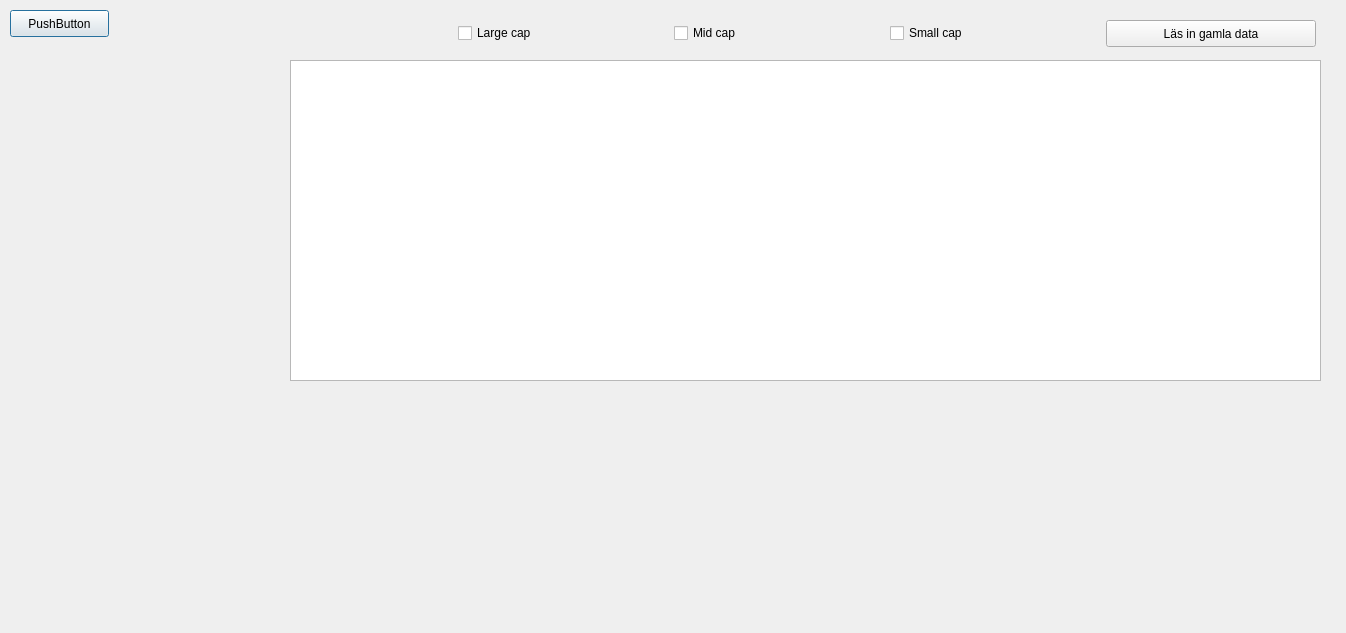
Qt form leastsquarestadlg.ui (ralex1975/jackStock) before a commit.
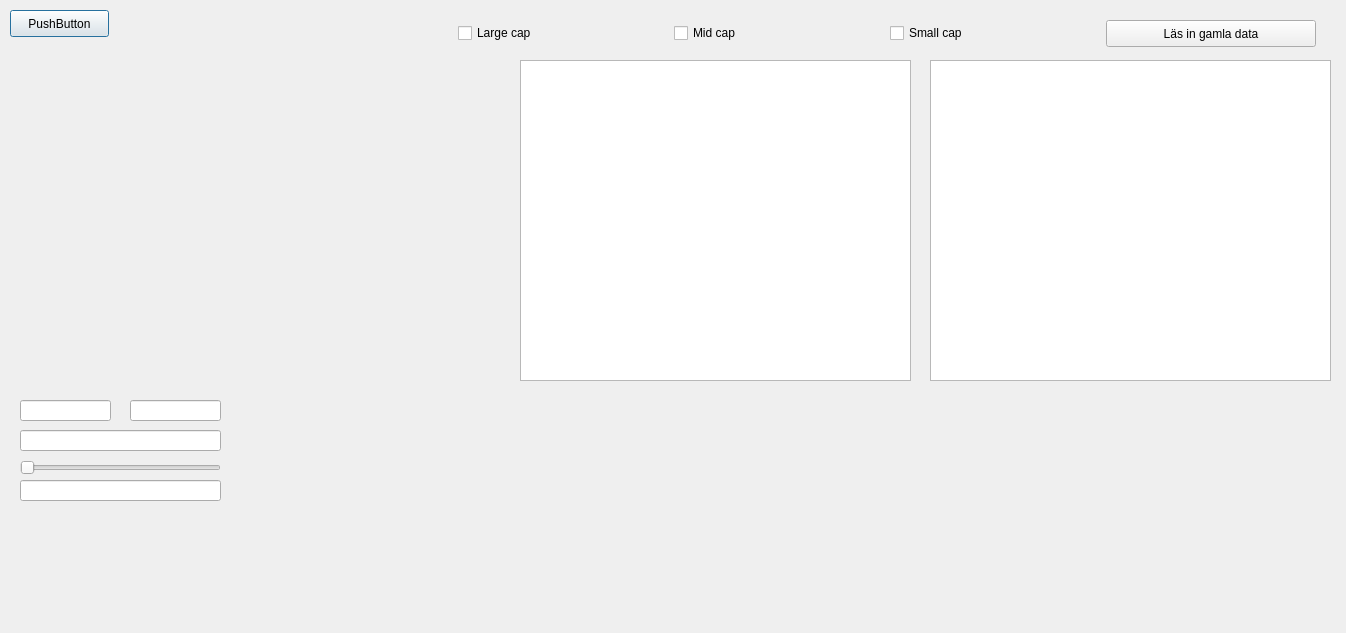
The same form after that commit. Custom widgets are drawn as their Qt base class.

Commit message: First version Least squart ta. Fixed filter function in Nyckeltal tab

Diff of the .ui file:
```diff
--- a/leastsquarestadlg.ui
+++ b/leastsquarestadlg.ui
@@ -29,12 +29,17 @@
   <widget class="QTableView" name="tableViewLeastSquare">
    <property name="geometry">
     <rect>
-     <x>290</x>
+     <x>520</x>
      <y>60</y>
-     <width>1031</width>
+     <width>391</width>
      <height>321</height>
     </rect>
    </property>
+   <property name="font">
+    <font>
+     <pointsize>9</pointsize>
+    </font>
+   </property>
   </widget>
   <widget class="QCheckBox" name="largeCapCheckBox">
    <property name="geometry">
@@ -88,7 +93,136 @@
     <string>Small cap</string>
    </property>
   </widget>
+  <widget class="QTableView" name="tableViewLeastSquare_2">
+   <property name="geometry">
+    <rect>
+     <x>930</x>
+     <y>60</y>
+     <width>401</width>
+     <height>321</height>
+    </rect>
+   </property>
+   <property name="font">
+    <font>
+     <pointsize>9</pointsize>
+    </font>
+   </property>
+  </widget>
+  <widget class="QwtPlot" name="qwtPlotLSqr">
+   <property name="geometry">
+    <rect>
+     <x>20</x>
+     <y>60</y>
+     <width>481</width>
+     <height>331</height>
+    </rect>
+   </property>
+   <property name="font">
+    <font>
+     <pointsize>9</pointsize>
+    </font>
+   </property>
+  </widget>
+  <widget class="QLineEdit" name="setStartDateLineEditLSqrt">
+   <property name="geometry">
+    <rect>
+     <x>20</x>
+     <y>400</y>
+     <width>91</width>
+     <height>21</height>
+    </rect>
+   </property>
+   <property name="font">
+    <font>
+     <pointsize>11</pointsize>
+    </font>
+   </property>
+  </widget>
+  <widget class="QLineEdit" name="setEndDateLineEditLSqrt">
+   <property name="geometry">
+    <rect>
+     <x>130</x>
+     <y>400</y>
+     <width>91</width>
+     <height>21</height>
+    </rect>
+   </property>
+   <property name="font">
+    <font>
+     <pointsize>11</pointsize>
+    </font>
+   </property>
+  </widget>
+  <widget class="QLineEdit" name="timePeriodLlineEditLSqrt">
+   <property name="geometry">
+    <rect>
+     <x>20</x>
+     <y>430</y>
+     <width>201</width>
+     <height>21</height>
+    </rect>
+   </property>
+   <property name="font">
+    <font>
+     <pointsize>11</pointsize>
+    </font>
+   </property>
+  </widget>
+  <widget class="QSlider" name="selTimePeriodSliderLSqrt">
+   <property name="geometry">
+    <rect>
+     <x>20</x>
+     <y>460</y>
+     <width>201</width>
+     <height>16</height>
+    </rect>
+   </property>
+   <property name="maximum">
+    <number>11</number>
+   </property>
+   <property name="pageStep">
+    <number>11</number>
+   </property>
+   <property name="value">
+    <number>0</number>
+   </property>
+   <property name="sliderPosition">
+    <number>0</number>
+   </property>
+   <property name="orientation">
+    <enum>Qt::Horizontal</enum>
+   </property>
+   <property name="invertedAppearance">
+    <bool>false</bool>
+   </property>
+   <property name="invertedControls">
+    <bool>false</bool>
+   </property>
+  </widget>
+  <widget class="QLineEdit" name="lineEditAssetNameLSqrt">
+   <property name="geometry">
+    <rect>
+     <x>20</x>
+     <y>480</y>
+     <width>201</width>
+     <height>21</height>
+    </rect>
+   </property>
+   <property name="font">
+    <font>
+     <pointsize>11</pointsize>
+    </font>
+   </property>
+  </widget>
  </widget>
+ <customwidgets>
+  <customwidget>
+   <class>QwtPlot</class>
+   <extends>QFrame</extends>
+   <header>qwt_plot.h</header>
+   <container>1</container>
+  </customwidget>
+ </customwidgets>
  <resources/>
  <connections/>
 </ui>
```
Left out of the diff: 25 changed lines with no effect on the pictures. The commit also changes 14 other files.
